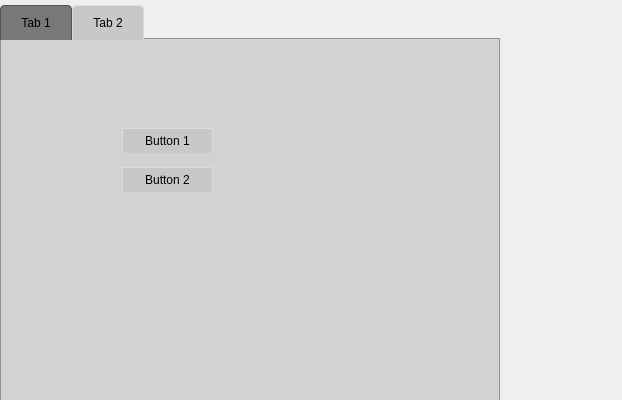
Old version of the form gui/view.ui in the repository thersi/NetNemesis.
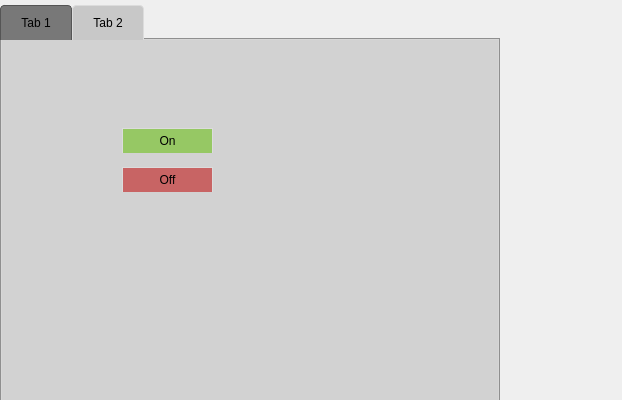
New version of the form.

Commit message: Update MVC setup

Patch:
```diff
--- a/gui/view.ui
+++ b/gui/view.ui
@@ -144,16 +144,36 @@
      </property>
      <layout class="QVBoxLayout" name="verticalLayout">
       <item>
-       <widget class="QPushButton" name="button1">
+       <widget class="QPushButton" name="onButton">
+        <property name="styleSheet">
+         <string notr="true">QPushButton{
+background:rgb(150,200,100);
+}
+QPushButton:hover:!pressed
+{
+   background:rgb(50,180,100);
+
+}</string>
+        </property>
         <property name="text">
-         <string>Button 1</string>
+         <string>On</string>
         </property>
        </widget>
       </item>
       <item>
-       <widget class="QPushButton" name="button2">
+       <widget class="QPushButton" name="offButton">
+        <property name="styleSheet">
+         <string notr="true">QPushButton{
+background:rgb(200,100,100);
+}
+QPushButton:hover:!pressed
+{
+   background:rgb(200,50,50);
+
+}</string>
+        </property>
         <property name="text">
-         <string>Button 2</string>
+         <string>Off</string>
         </property>
        </widget>
       </item>
```
The commit also changes 2 other files.
